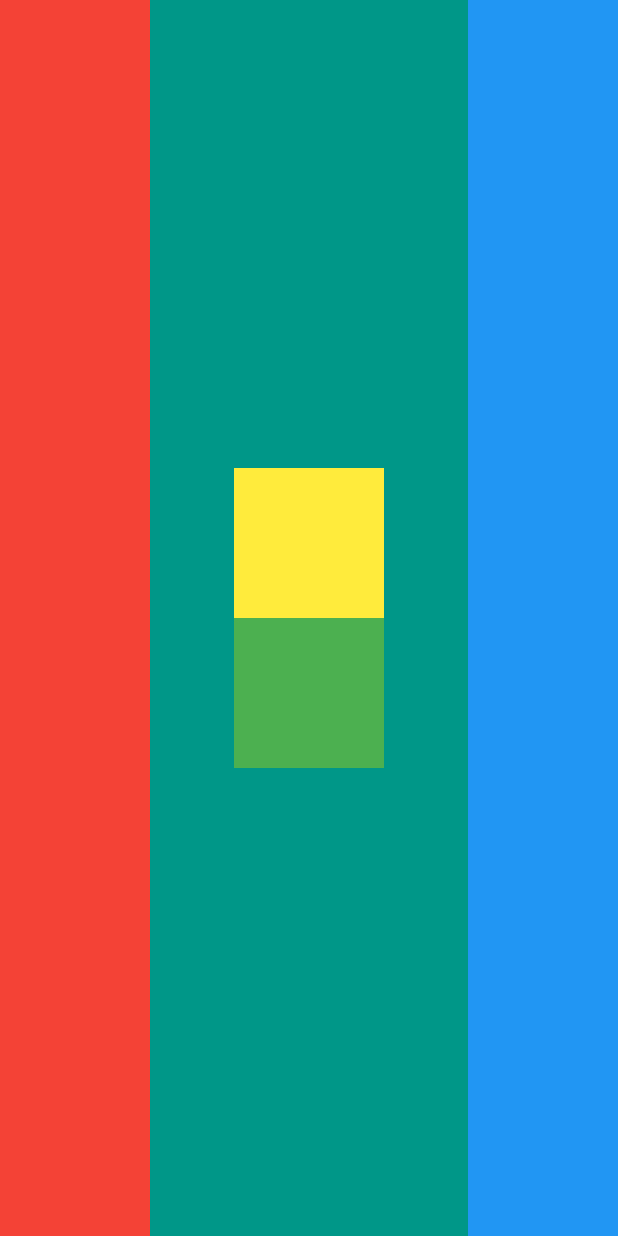
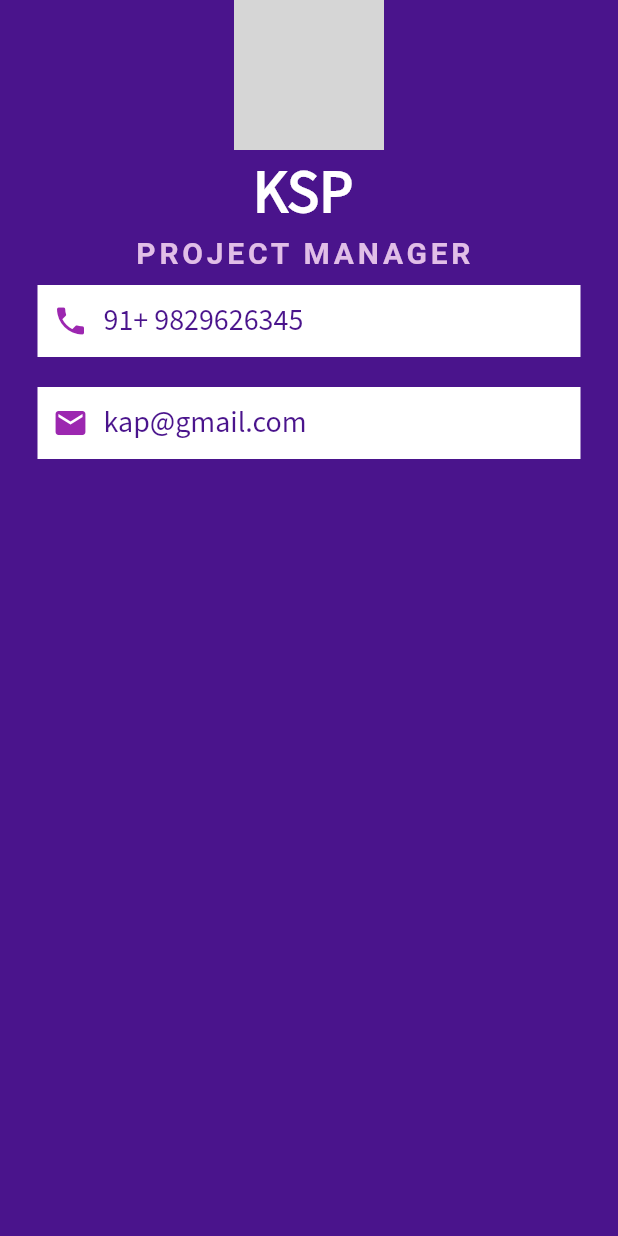
Before and after one commit to KSP11Kavya/mii_card_flutter, a Flutter app: the screen it shows after launch, on a phone screen of 412 x 824 dp. Run offline on Flutter 3.47's test engine with Material 2 defaults, Android fonts, the phone set to English and light mode, and no system bars; Roboto replaces fonts that are missing (AutoOne); grey boxes are pictures that could not be loaded.

Commit message:
Row and column

```diff
--- a/lib/main.dart
+++ b/lib/main.dart
@@ -10,80 +10,92 @@ class MyApp extends StatelessWidget {
     return MaterialApp(
       debugShowCheckedModeBanner: false,
       home: Scaffold(
-        backgroundColor: Colors.teal,
+        backgroundColor: Colors.purple[900],
         body: SafeArea(
-          child: Row(
-            crossAxisAlignment: CrossAxisAlignment.stretch,
-            mainAxisAlignment: MainAxisAlignment.spaceBetween,
-            // crossAxisAlignment: CrossAxisAlignment
-            //.stretch,
-            //.values,
-            //.stretch,
-            //.start,
-            //.baseline,
-            //.center,
-            //.end,
-            // mainAxisAlignment: MainAxisAlignment.spaceBetween,
-            //.spaceEvenly,
-            //.spaceAround,
-            //.end,
-            //.center,
-            // verticalDirection: VerticalDirection.up,
-            //.down,
-            //.up,
-            //  mainAxisSize: MainAxisSize.max,
-            //.min,
+          child: Column(
             children: <Widget>[
+              CircleAvatar(
+                radius: 50.0,
+                backgroundImage: AssetImage('images/rm.png'),
+              ),
+              Text(
+                'KSP ',
+                style: TextStyle(
+                  fontFamily: 'SourceSans3',
+                  fontSize: 40.0,
+                  color: Colors.white,
+                  fontWeight: FontWeight.bold,
+                ),
+              ),
+              Text(
+                'PROJECT MANAGER ',
+                style: TextStyle(
+                  fontFamily: 'AutoOne',
+                  fontSize: 20.0,
+                  color: Colors.purple.shade100,
+                  letterSpacing: 2.5,
+                  fontWeight: FontWeight.bold,
+                ),
+              ),
               Container(
-                // height: 100,
-                width: 100,
-                // margin: EdgeInsets.only(left: 30.0),
-                // padding: EdgeInsets.all(20.0),
-                // fromLTRB
-                //   (30, top, right, bottom)
-                //symmetric(vertical: 20.0, horizontal: 10.0),
-                color: Colors.red,
-                // child: Text('Container 1'),
-              ),
-              // SizedBox(
-              //   width: 30.0,
-              //  // height: 30.0,
-              // ),
+                padding: EdgeInsets.all(10.0),
+                color: Colors.white,
+                margin: EdgeInsets.symmetric(
+                  vertical: 10.0,
+                  horizontal: 25.0,
+                ),
+                child: Row(
+                  children: <Widget>[
+                    Icon(
+                      Icons.phone,
+                      // size: 20.0,
+                      color: Colors.purple,
+                    ),
+                    SizedBox(
+                      width: 10.0,
+                    ),
+                    Text(
+                      '91+ 9829626345',
+                      style: TextStyle(
+                        color: Colors.purple.shade900,
+                        fontFamily: 'SourceSans3',
+                        fontSize: 20,
+                      ),
+                    ),
 
-              Container(
-                child: Column(
-                  mainAxisAlignment: MainAxisAlignment.center,
-                  children: <Widget>[
-                    Container(
-                      height: 100,
-                      width: 100,
-                      color: Colors.yellow,
-                      // child: Text('Container 3'),
-                    ),
-                     Container(
-                      width: 100.0,
-                       height: 100.0,
-                       color: Colors.green,
-                     ),
                   ],
                 ),
               ),
               Container(
+                padding: EdgeInsets.all(10.0),
+                color: Colors.white,
+                margin: EdgeInsets.symmetric(
+                  vertical: 10.0,
+                  horizontal: 25.0,
+                ),
+                child: Row(
+                  children: <Widget>[
+                    Icon(
+                      Icons.email,
+                      // size: 20.0,
+                      color: Colors.purple,
+                    ),
+                    SizedBox(
+                      width: 10.0,
+                    ),
+                    Text(
+                      'kap@gmail.com',
+                      style: TextStyle(
+                        color: Colors.purple.shade900,
+                        fontFamily: 'SourceSans3',
+                        fontSize: 20,
+                      ),
+                    ),
 
-                // height: 100.0,
-                width: 100.0,
-                color: Colors.blue,
-                // child: Text('Container 2'),
+                  ],
+                ),
               ),
-              // SizedBox(
-              //   width: 30.0,
-              //   // height: 30.0,
-              // ),
 
-              // Container(
-              //   width: double.infinity,
-              //   height: 10.0,
-              // ),
             ],
           ),
         ),
@@ -92,6 +104,100 @@ class MyApp extends StatelessWidget {
   }
 }
 
+// import 'package:flutter/material.dart';
+//
+// void main() {
+//   runApp(MyApp());
+// }
+//
+// class MyApp extends StatelessWidget {
+//   @override
+//   Widget build(BuildContext context) {
+//     return MaterialApp(
+//       debugShowCheckedModeBanner: false,
+//       home: Scaffold(
+//         backgroundColor: Colors.teal,
+//         body: SafeArea(
+//           child: Row(
+//             crossAxisAlignment: CrossAxisAlignment.stretch,
+//             mainAxisAlignment: MainAxisAlignment.spaceBetween,
+//             // crossAxisAlignment: CrossAxisAlignment
+//             //.stretch,
+//             //.values,
+//             //.stretch,
+//             //.start,
+//             //.baseline,
+//             //.center,
+//             //.end,
+//             // mainAxisAlignment: MainAxisAlignment.spaceBetween,
+//             //.spaceEvenly,
+//             //.spaceAround,
+//             //.end,
+//             //.center,
+//             // verticalDirection: VerticalDirection.up,
+//             //.down,
+//             //.up,
+//             //  mainAxisSize: MainAxisSize.max,
+//             //.min,
+//             children: <Widget>[
+//               Container(
+//                 // height: 100,
+//                 width: 100,
+//                 // margin: EdgeInsets.only(left: 30.0),
+//                 // padding: EdgeInsets.all(20.0),
+//                 // fromLTRB
+//                 //   (30, top, right, bottom)
+//                 //symmetric(vertical: 20.0, horizontal: 10.0),
+//                 color: Colors.red,
+//                 // child: Text('Container 1'),
+//               ),
+//               // SizedBox(
+//               //   width: 30.0,
+//               //  // height: 30.0,
+//               // ),
+//
+//               Container(
+//                 child: Column(
+//                   mainAxisAlignment: MainAxisAlignment.center,
+//                   children: <Widget>[
+//                     Container(
+//                       height: 100,
+//                       width: 100,
+//                       color: Colors.yellow,
+//                       // child: Text('Container 3'),
+//                     ),
+//                      Container(
+//                       width: 100.0,
+//                        height: 100.0,
+//                        color: Colors.green,
+//                      ),
+//                   ],
+//                 ),
+//               ),
+//               Container(
+//
+//                 // height: 100.0,
+//                 width: 100.0,
+//                 color: Colors.blue,
+//                 // child: Text('Container 2'),
+//               ),
+//               // SizedBox(
+//               //   width: 30.0,
+//               //   // height: 30.0,
+//               // ),
+//
+//               // Container(
+//               //   width: double.infinity,
+//               //   height: 10.0,
+//               // ),
+//             ],
+//           ),
+//         ),
+//       ),
+//     );
+//   }
+// }
+//...........................................................................................................................................................................................................
 // import 'package:flutter/material.dart';
 // // import 'dart:ui';
 //
--- a/pubspec.yaml
+++ b/pubspec.yaml
@@ -60,7 +60,7 @@ flutter:
 
   # To add assets to your application, add an assets section, like this:
   assets:
-    - assets/images/gks.jpg
+    - assets/images/rm.png
 
 
   # An image asset can refer to one or more resolution-specific "variants", see
```
Also changed, not shown: assets/images/download.png (added), assets/images/ksp.jpg (added), assets/images/rm.png (added), 1 other file.
